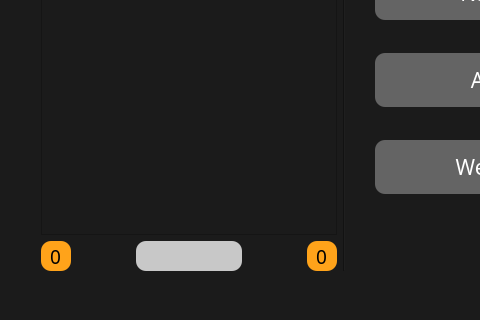
The window that lab10-qt/project/mainwindow.ui (mmxxon/progbase3) describes before a commit, drawn with Qt 5; both pictures show x 0 to 480 and y 255 to 575 of the 976 by 575 pixel window.
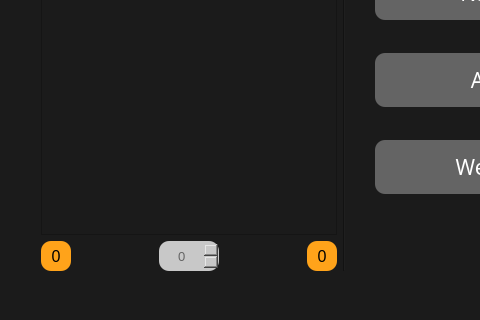
The same window after the commit. The open tabs and pages were chosen to show the change.

```diff
--- a/lab10-qt/project/mainwindow.ui
+++ b/lab10-qt/project/mainwindow.ui
@@ -2302,7 +2302,7 @@
                 <item>
                  <layout class="QHBoxLayout" name="horizontalLayout">
                   <item>
-                   <widget class="QSpinBox" name="fndr_prev">
+                   <widget class="QPushButton" name="fndr_prev">
                     <property name="minimumSize">
                      <size>
                       <width>30</width>
@@ -2311,8 +2311,8 @@
                     </property>
                     <property name="font">
                      <font>
-                      <family>Arial Black</family>
-                      <pointsize>14</pointsize>
+                      <family>Arial</family>
+                      <pointsize>12</pointsize>
                      </font>
                     </property>
                     <property name="focusPolicy">
@@ -2324,23 +2324,8 @@
 color: rgb(0, 0, 0);
 </string>
                     </property>
-                    <property name="frame">
-                     <bool>true</bool>
-                    </property>
-                    <property name="alignment">
-                     <set>Qt::AlignCenter</set>
-                    </property>
-                    <property name="readOnly">
-                     <bool>true</bool>
-                    </property>
-                    <property name="buttonSymbols">
-                     <enum>QAbstractSpinBox::NoButtons</enum>
-                    </property>
-                    <property name="minimum">
-                     <number>0</number>
-                    </property>
-                    <property name="maximum">
-                     <number>1</number>
+                    <property name="text">
+                     <string>0</string>
                     </property>
                    </widget>
                   </item>
@@ -2358,27 +2343,30 @@
                    </spacer>
                   </item>
                   <item>
-                   <widget class="QLineEdit" name="fndr_page">
-                    <property name="enabled">
-                     <bool>false</bool>
-                    </property>
-                    <property name="sizePolicy">
-                     <sizepolicy hsizetype="Expanding" vsizetype="Maximum">
-                      <horstretch>0</horstretch>
-                      <verstretch>0</verstretch>
-                     </sizepolicy>
-                    </property>
+                   <widget class="QSpinBox" name="fndr_page">
                     <property name="minimumSize">
                      <size>
-                      <width>0</width>
+                      <width>60</width>
                       <height>30</height>
                      </size>
                     </property>
+                    <property name="font">
+                     <font>
+                      <family>Arial</family>
+                      <pointsize>10</pointsize>
+                     </font>
+                    </property>
                     <property name="styleSheet">
-                     <string notr="true">color: rgb(50, 50, 50);
+                     <string notr="true">color: rgb(100, 100, 100);
 border-radius:10px;
 background-color: rgb(200, 200, 200);</string>
                     </property>
+                    <property name="alignment">
+                     <set>Qt::AlignCenter</set>
+                    </property>
+                    <property name="maximum">
+                     <number>0</number>
+                    </property>
                    </widget>
                   </item>
                   <item>
@@ -2395,7 +2383,7 @@
                    </spacer>
                   </item>
                   <item>
-                   <widget class="QSpinBox" name="fndr_next">
+                   <widget class="QPushButton" name="fndr_next">
                     <property name="minimumSize">
                      <size>
                       <width>30</width>
@@ -2404,8 +2392,8 @@
                     </property>
                     <property name="font">
                      <font>
-                      <family>Arial Black</family>
-                      <pointsize>14</pointsize>
+                      <family>Arial</family>
+                      <pointsize>12</pointsize>
                      </font>
                     </property>
                     <property name="focusPolicy">
@@ -2417,23 +2405,8 @@
 color: rgb(0, 0, 0);
 </string>
                     </property>
-                    <property name="frame">
-                     <bool>true</bool>
-                    </property>
-                    <property name="alignment">
-                     <set>Qt::AlignCenter</set>
-                    </property>
-                    <property name="readOnly">
-                     <bool>true</bool>
-                    </property>
-                    <property name="buttonSymbols">
-                     <enum>QAbstractSpinBox::NoButtons</enum>
-                    </property>
-                    <property name="minimum">
-                     <number>0</number>
-                    </property>
-                    <property name="maximum">
-                     <number>1</number>
+                    <property name="text">
+                     <string>0</string>
                     </property>
                    </widget>
                   </item>
```
Left out of the diff: 88 changed lines with no effect on the pictures.
